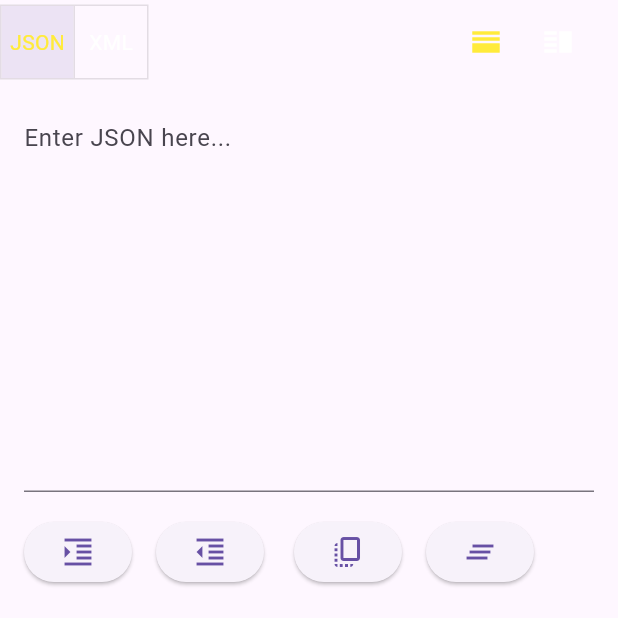
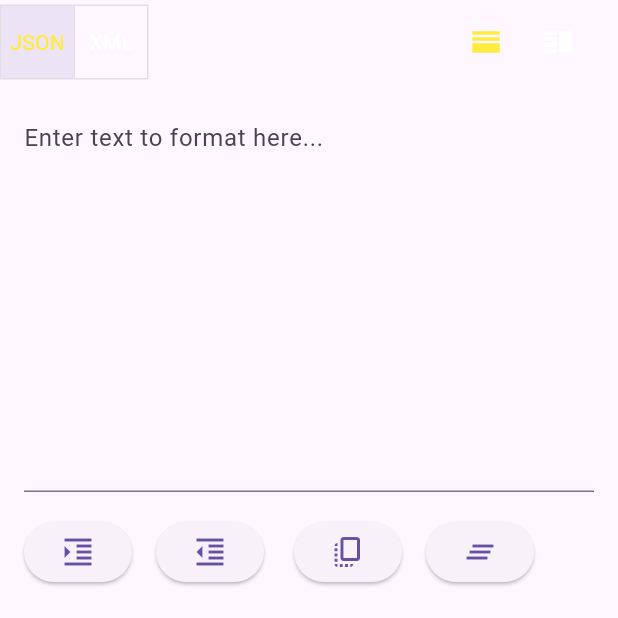
Before and after one commit to albebaubles/flutter_website_utilities, a Flutter app: the screen it shows after launch, after a tap on the "format indent increase" icon, after a tap on the "format indent decrease" icon, after a tap on the "clear all" icon, on a phone screen of 412 x 824 dp, the top half of it. Run offline on Flutter 3.47's test engine with Material 3 defaults, Android fonts, the phone set to English and light mode, and no system bars.

```diff
--- a/lib/main.dart
+++ b/lib/main.dart
@@ -102,7 +102,7 @@ class _WebUtitilitiesMainState extends State<WebUtitilitiesMain> {
             controller: _textInputController,
             maxLines: 10,
             decoration: InputDecoration(
-              hintText: 'Enter JSON here...',
+              hintText: 'Enter text to format here...',
               errorText: _errorText.isNotEmpty ? _errorText : null,
             ),
           ),
@@ -147,7 +147,7 @@ class _WebUtitilitiesMainState extends State<WebUtitilitiesMain> {
               controller: _textInputController,
               maxLines: 30,
               decoration: InputDecoration(
-                hintText: 'Enter JSON here...',
+                hintText: 'Enter text to format here...',
                 errorText: _errorText.isNotEmpty ? _errorText : null,
               ),
             ),
```
